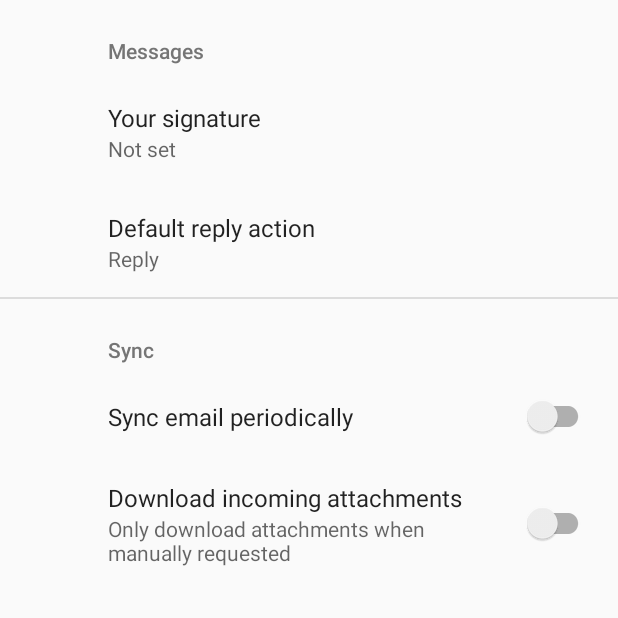
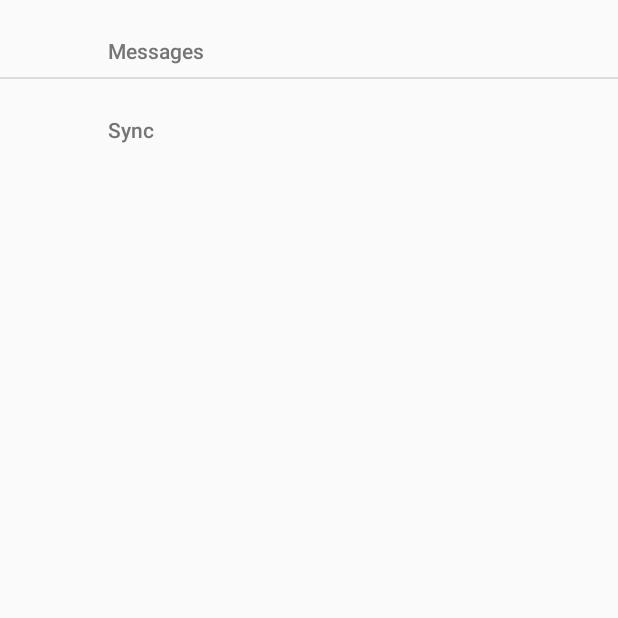
Before and after one commit to mdzirbel/Hack2019, an Android app: the SettingsActivity screen opened directly, with no data from a screen before it, on a phone screen of 412 x 824 dp, the top half of it. Run offline under Robolectric (Android 15) with nearby library versions, the phone set to English and light mode, and no system bars; our stand-ins replace androidx.preference; network calls fail.

Commit message:
Update root_preferences.xml

```diff
--- a/app/src/main/res/xml/root_preferences.xml
+++ b/app/src/main/res/xml/root_preferences.xml
@@ -18,33 +18,33 @@
 
     <PreferenceCategory app:title="@string/messages_header">
 
-        <EditTextPreference
-            app:key="signature"
-            app:title="@string/signature_title"
-            app:useSimpleSummaryProvider="true" />
+<!--        <EditTextPreference-->
+<!--            app:key="signature"-->
+<!--            app:title="@string/signature_title"-->
+<!--            app:useSimpleSummaryProvider="true" />-->
 
-        <ListPreference
-            app:defaultValue="reply"
-            app:entries="@array/reply_entries"
-            app:entryValues="@array/reply_values"
-            app:key="reply"
-            app:title="@string/reply_title"
-            app:useSimpleSummaryProvider="true" />
+<!--        <ListPreference-->
+<!--            app:defaultValue="reply"-->
+<!--            app:entries="@array/reply_entries"-->
+<!--            app:entryValues="@array/reply_values"-->
+<!--            app:key="reply"-->
+<!--            app:title="@string/reply_title"-->
+<!--            app:useSimpleSummaryProvider="true" />-->
 
     </PreferenceCategory>
 
     <PreferenceCategory app:title="@string/sync_header">
 
-        <SwitchPreferenceCompat
-            app:key="sync"
-            app:title="@string/sync_title" />
+<!--        <SwitchPreferenceCompat-->
+<!--            app:key="sync"-->
+<!--            app:title="@string/sync_title" />-->
 
-        <SwitchPreferenceCompat
-            app:dependency="sync"
-            app:key="attachment"
-            app:summaryOff="@string/attachment_summary_off"
-            app:summaryOn="@string/attachment_summary_on"
-            app:title="@string/attachment_title" />
+<!--        <SwitchPreferenceCompat-->
+<!--            app:dependency="sync"-->
+<!--            app:key="attachment"-->
+<!--            app:summaryOff="@string/attachment_summary_off"-->
+<!--            app:summaryOn="@string/attachment_summary_on"-->
+<!--            app:title="@string/attachment_title" />-->
 
     </PreferenceCategory>
 
```
